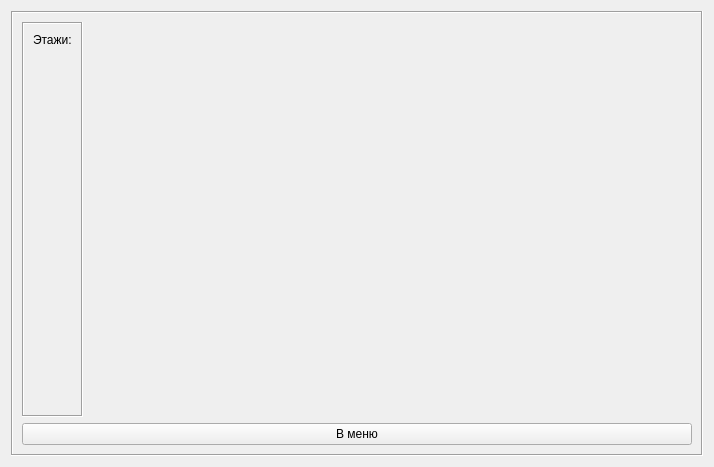
Before: the Qt Designer form editbuildingwindow.ui in bondarev-al/PPCofCLinB, drawn with Qt 5.
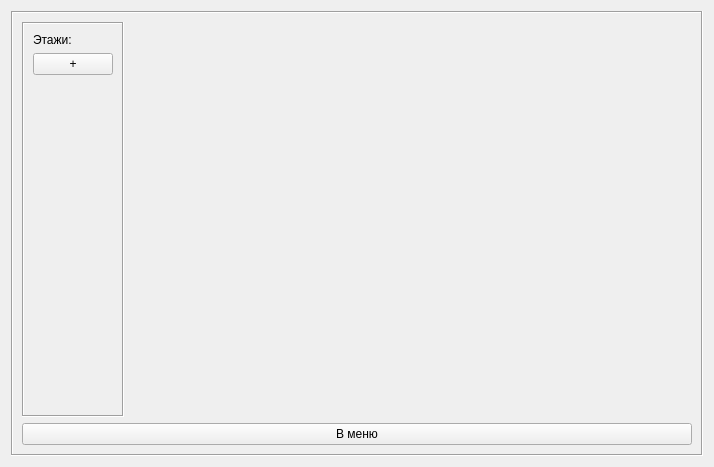
After: the same form once the commit is applied.

Commit message: Добавлено описание класса кнопки этажа

Diff of the .ui file:
```diff
--- a/editbuildingwindow.ui
+++ b/editbuildingwindow.ui
@@ -42,7 +42,18 @@
             </widget>
            </item>
            <item>
-            <layout class="QVBoxLayout" name="floors_but_layout"/>
+            <layout class="QVBoxLayout" name="floors_and_plus_but_layout">
+             <item>
+              <layout class="QVBoxLayout" name="floors_but_layout"/>
+             </item>
+             <item>
+              <widget class="QPushButton" name="plus_floor_but">
+               <property name="text">
+                <string>+</string>
+               </property>
+              </widget>
+             </item>
+            </layout>
            </item>
            <item>
             <spacer name="verticalSpacer">
```
Left out of the diff: 2 changed lines with no effect on the pictures. The commit also changes 5 other files.
